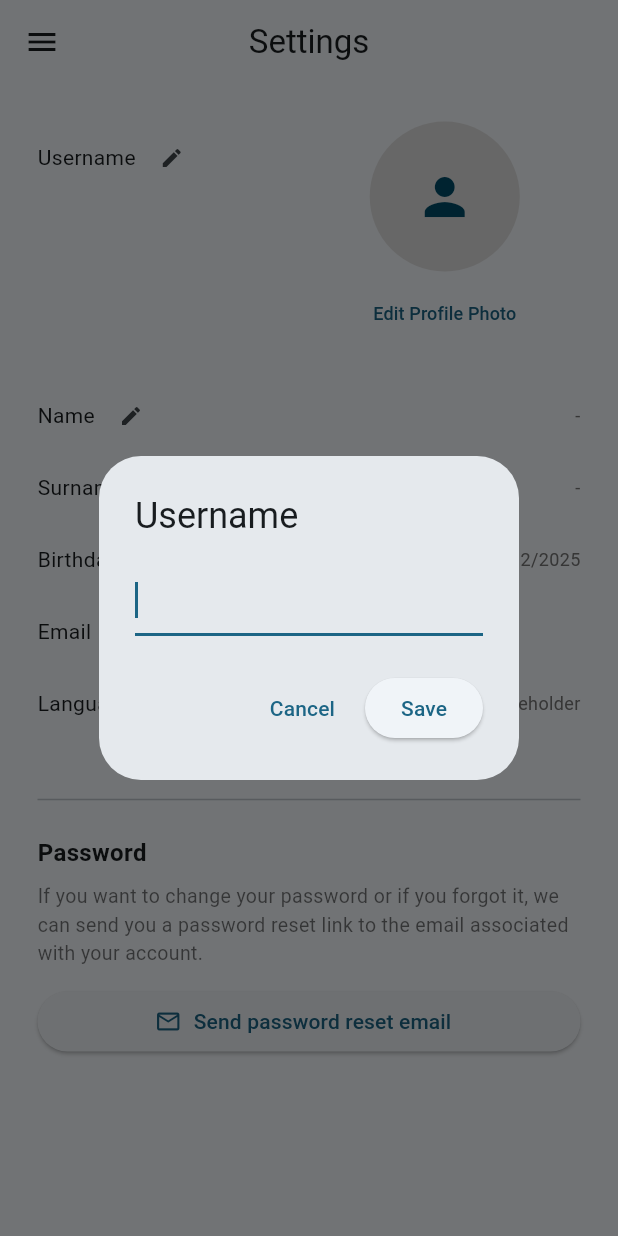
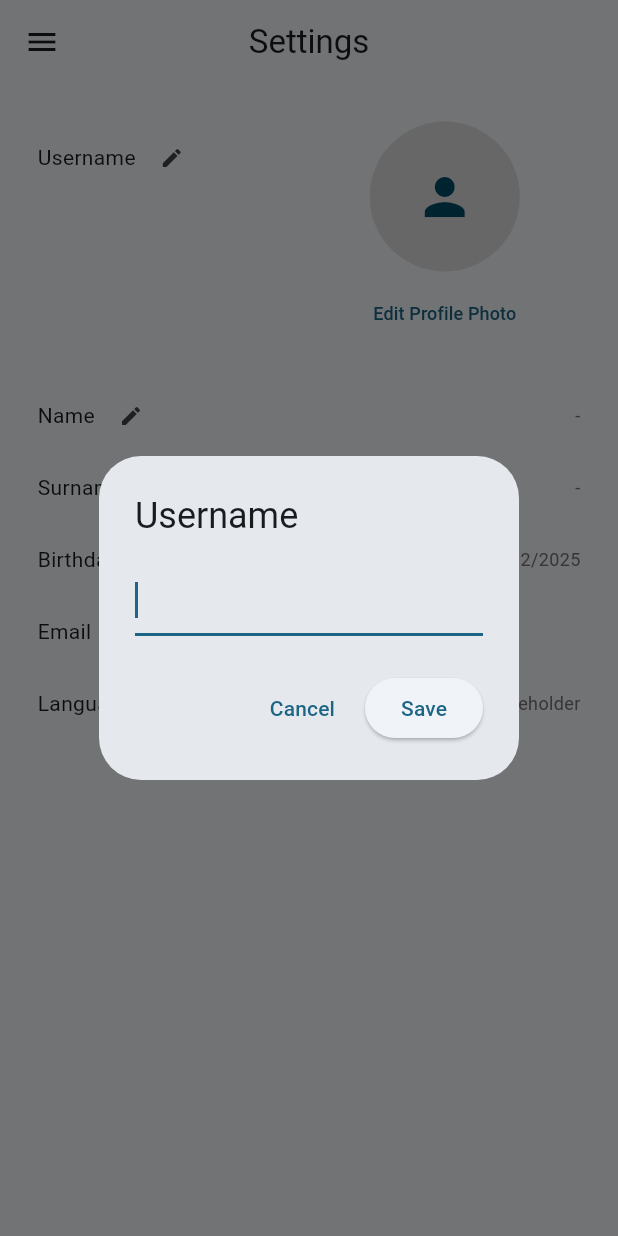
Before and after one commit to SofiaTerracciano/Triplo, a Flutter app: the SettingPage screen opened directly with empty values, after a tap on the "edit" icon, on a phone screen of 412 x 824 dp. Run offline on Flutter 3.47's test engine with Material 3 defaults, Android fonts, the phone set to English and light mode, and no system bars; our stand-ins replace cloud_firestore, firebase_auth, firebase_core, firebase_storage, flutter_dotenv, flutter_map and 4 more; missing offline and left inert: flutter_map_cancellable_tile_provider, flutter_map_tappable_polyline; accounts and stored records are empty; generated files the repository leaves out were written again.

Commit message:
Improve setting page with updates of profile and auth-specific actions

```diff
--- a/triplo/lib/controller/user.dart
+++ b/triplo/lib/controller/user.dart
@@ -189,7 +189,8 @@ class UserController extends ChangeNotifier {
     if (!doc.exists) {
       await _db.collection("users").doc(uid).set({
         "Username": username,
-        "Photo_profile": photoURL,
+        //"Photo_profile": photoURL,
+        if (photoURL.isNotEmpty) "Photo_profile": photoURL,
         "Name": "",
         "Surname": "",
         "Birthdate": DateTime.now().toIso8601String(),
@@ -587,7 +588,27 @@ class UserController extends ChangeNotifier {
 
     return List<String>.from(snap.data()?["Following"] ?? []);
   }
+  /*
+  Future<void> updateUsername(String newUsername) async {
+    final uid = _auth.currentUser!.uid;
 
+    await _db.collection("users").doc(uid).update({
+      "Username": newUsername,
+    });
+
+    await _db.collection("users_index").doc(uid).update({
+      "username": newUsername,
+      "normalized": newUsername.toLowerCase(),
+    });
+
+    _currentUser?.username = newUsername;
+
+
+
+    notifyListeners();
+  }
+
+   */
   Future<void> updateUsername(String newUsername) async {
     final uid = _auth.currentUser!.uid;
 
@@ -603,6 +624,7 @@ class UserController extends ChangeNotifier {
     _currentUser?.username = newUsername;
     notifyListeners();
   }
+
   Future<void> updateName(String newName) async {
     final uid = _auth.currentUser!.uid;
 
@@ -666,5 +688,43 @@ class UserController extends ChangeNotifier {
     notifyListeners();
   }
 
+  Future<void> restoreGoogleProfilePhoto() async {
+    final user = _auth.currentUser;
+    if (user == null) return;
 
+    final googlePhoto = user.photoURL;
+    if (googlePhoto == null || googlePhoto.isEmpty) return;
+
+    await _db.collection("users").doc(user.uid).update({
+      "Photo_profile": googlePhoto,
+    });
+
+    _currentUser?.photoProfile = googlePhoto;
+    notifyListeners();
+  }
+
+  bool get isGoogleUser {
+    final user = _auth.currentUser;
+    if (user == null) return false;
+
+    return user.providerData.any(
+          (p) => p.providerId == 'google.com',
+    );
+  }
+
+
+
+
+
+
+
+
+  bool get isPasswordUser {
+    final user = _auth.currentUser;
+    if (user == null) return false;
+
+    return user.providerData.any(
+          (p) => p.providerId == 'password',
+    );
+  }
 }
--- a/triplo/lib/pages/setting-page.dart
+++ b/triplo/lib/pages/setting-page.dart
@@ -373,7 +373,7 @@ class _SettingPageState extends State<SettingPage> {
             ],
           ),
           const SizedBox(height: 32),
-
+          /*
           Divider(),
 
           const SizedBox(height: 16),
@@ -399,15 +399,12 @@ class _SettingPageState extends State<SettingPage> {
           ),
 
           const SizedBox(height: 12),
-
           SizedBox(
             width: double.infinity,
             child: ElevatedButton.icon(
               onPressed: () async {
                 await widget.userController.requestPasswordReset();
-
                 if (!context.mounted) return;
-
                 ScaffoldMessenger.of(context).showSnackBar(
                   const SnackBar(
                     content: Text("Password reset email sent"),
@@ -417,7 +414,84 @@ class _SettingPageState extends State<SettingPage> {
               icon: const Icon(Icons.email_outlined),
               label: const Text("Send password reset email"),
             ),
-          )
+          ),
+        if (context.read<UserController>().isGoogleUser)
+              TextButton.icon(
+                  icon: const Icon(Icons.refresh),
+                  label: const Text("Restore Google photo"),
+                  onPressed: widget.userController.restoreGoogleProfilePhoto,
+              ),
+        ],
+
+
+
+
+
+           */
+        if (context.read<UserController>().isPasswordUser) ...[
+          const SizedBox(height: 32),
+          const Divider(),
+          const SizedBox(height: 16),
+
+          Text(
+            "Password",
+            style: TextStyle(
+              fontSize: 16,
+              fontWeight: FontWeight.bold,
+            ),
+          ),
+
+          const SizedBox(height: 8),
+
+
+
+          Text(
+            "If you want to change your password or if you forgot it, "
+            "we can send you a password reset link to the email associated "
+            "with your account.",
+            style: TextStyle(
+              fontSize: 13,
+              color: Colors.black54,
+            ),
+          ),
+
+          const SizedBox(height: 12),
+
+          SizedBox(
+            width: double.infinity,
+            child: ElevatedButton.icon(
+            onPressed: () async {
+            await widget.userController.requestPasswordReset();
+            if (!context.mounted) return;
+            ScaffoldMessenger.of(context).showSnackBar(
+              const SnackBar(
+              content: Text("Password reset email sent"),
+              ),
+            );
+            },
+            icon: const Icon(Icons.email_outlined),
+            label: const Text("Send password reset email"),
+            ),
+          ),
+
+        ],
+
+
+
+
+
+
+
+
+          if (context.read<UserController>().isGoogleUser) ...[
+                const SizedBox(height: 24),
+
+                TextButton.icon(
+                    icon: const Icon(Icons.refresh),
+                    label: const Text("Restore Google profile photo"),
+                    onPressed: widget.userController.restoreGoogleProfilePhoto,
+                ),
+          ]
         ],
       ),
 
```
